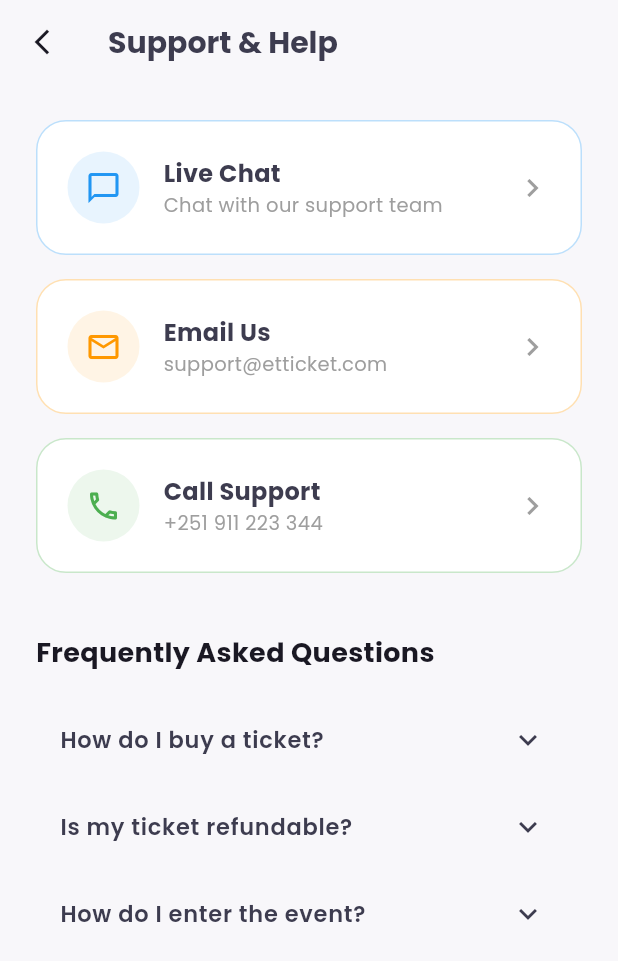
After one commit to DawitFikad/kora-app, a Flutter app: the SettingsScreen screen opened by its route, after a tap on "Help & Support", on a phone screen of 412 x 824 dp. The commit adds this screen. Shown: the top 961 px of the screen. Run offline on Flutter 3.47's test engine with Material 3 defaults, Android fonts, the phone set to English and light mode, and no system bars; our stand-ins replace cached_network_image, connectivity_plus, dio, easy_localization, flutter_riverpod, go_router and 6 more; accounts and stored records are empty; network calls fail; project files that could hold a hidden picture were left out.

Commit message:
Settings page is now a fully professional and functional part of the platform!

```diff
--- a/app/mobile/lib/features/settings/presentation/settings_screen.dart
+++ b/app/mobile/lib/features/settings/presentation/settings_screen.dart
@@ -9,6 +9,9 @@ import '../../../core/providers.dart';
 import '../../auth/services/auth_service.dart';
 import '../../profile/services/profile_service.dart';
 import '../../profile/presentation/edit_profile_screen.dart';
+import 'support_screen.dart';
+import 'legal_screen.dart';
+import 'about_screen.dart';
 
 class SettingsScreen extends ConsumerStatefulWidget {
   const SettingsScreen({super.key});
@@ -19,8 +22,6 @@ class SettingsScreen extends ConsumerStatefulWidget {
 
 class _SettingsScreenState extends ConsumerState<SettingsScreen> {
   String _appVersion = '';
-  bool _pushNotifications = true;
-  bool _emailNotifications = false;
 
   @override
   void initState() {
@@ -260,9 +261,9 @@ class _SettingsScreenState extends ConsumerState<SettingsScreen> {
             title: 'Push Notifications',
             subtitle: 'Get updates about your tickets',
             trailing: Switch(
-              value: _pushNotifications,
+              value: ref.watch(localStorageProvider).pushNotifications,
               activeColor: const Color(0xFF8B5CF6),
-              onChanged: (val) => setState(() => _pushNotifications = val),
+              onChanged: (val) => ref.read(localStorageProvider).setPushNotifications(val),
             ),
           ),
 
@@ -273,9 +274,9 @@ class _SettingsScreenState extends ConsumerState<SettingsScreen> {
             title: 'Email Notifications',
             subtitle: 'Receive event reminders via email',
             trailing: Switch(
-              value: _emailNotifications,
+              value: ref.watch(localStorageProvider).emailNotifications,
               activeColor: const Color(0xFF8B5CF6),
-              onChanged: (val) => setState(() => _emailNotifications = val),
+              onChanged: (val) => ref.read(localStorageProvider).setEmailNotifications(val),
             ),
           ),
 
@@ -287,28 +288,26 @@ class _SettingsScreenState extends ConsumerState<SettingsScreen> {
 
           _SettingsTile(
             icon: Icons.support_agent,
-            title: 'Contact Support',
+            title: 'Help & Support',
             subtitle: 'Get help with your account',
             trailing: Icon(Icons.chevron_right, color: Colors.grey),
-            onTap: () => _launchUrl('mailto:support@etticket.com'),
+            onTap: () => Navigator.push(
+              context,
+              MaterialPageRoute(builder: (context) => const SupportScreen()),
+            ),
           ),
 
           const SizedBox(height: 12),
 
           _SettingsTile(
             icon: Icons.description,
-            title: 'Terms of Service',
+            title: 'Terms & Privacy',
+            subtitle: 'Legals and policies',
             trailing: Icon(Icons.chevron_right, color: Colors.grey),
-            onTap: () => _launchUrl('https://etticket.com/terms'),
-          ),
-
-          const SizedBox(height: 12),
-
-          _SettingsTile(
-            icon: Icons.privacy_tip,
-            title: 'Privacy Policy',
-            trailing: Icon(Icons.chevron_right, color: Colors.grey),
-            onTap: () => _launchUrl('https://etticket.com/privacy'),
+            onTap: () => Navigator.push(
+              context,
+              MaterialPageRoute(builder: (context) => const LegalScreen()),
+            ),
           ),
 
           const SizedBox(height: 12),
@@ -317,27 +316,10 @@ class _SettingsScreenState extends ConsumerState<SettingsScreen> {
             icon: Icons.info_outline,
             title: 'About',
             trailing: Icon(Icons.chevron_right, color: Colors.grey),
-            onTap: () {
-              showAboutDialog(
-                context: context,
-                applicationName: 'EtTicket',
-                applicationVersion: _appVersion,
-                applicationIcon: Container(
-                  padding: const EdgeInsets.all(12),
-                  decoration: BoxDecoration(
-                    color: const Color(0xFF8B5CF6),
-                    borderRadius: BorderRadius.circular(12),
-                  ),
-                  child: Icon(Icons.confirmation_number, color: Colors.white, size: 32),
-                ),
-                children: [
-                  Text(
-                    'Your trusted platform for event ticketing in Ethiopia.',
-                    style: GoogleFonts.poppins(fontSize: 14),
-                  ),
-                ],
-              );
-            },
+            onTap: () => Navigator.push(
+              context,
+              MaterialPageRoute(builder: (context) => AboutScreen(appVersion: _appVersion)),
+            ),
           ),
 
           const SizedBox(height: 32),
--- /dev/null
+++ b/app/mobile/lib/features/settings/presentation/support_screen.dart
@@ -0,0 +1,166 @@
+import 'package:flutter/material.dart';
+import 'package:google_fonts/google_fonts.dart';
+import 'package:url_launcher/url_launcher.dart';
+
+class SupportScreen extends StatelessWidget {
+  const SupportScreen({super.key});
+
+  Future<void> _launchUrl(String url) async {
+    final uri = Uri.parse(url);
+    if (await canLaunchUrl(uri)) {
+      await launchUrl(uri, mode: LaunchMode.externalApplication);
+    }
+  }
+
+  @override
+  Widget build(BuildContext context) {
+    final isDark = Theme.of(context).brightness == Brightness.dark;
+    final textColor = isDark ? Colors.white : const Color(0xFF1A1823);
+    final cardColor = isDark ? const Color(0xFF1D192B) : Colors.white;
+
+    return Scaffold(
+      backgroundColor: isDark ? const Color(0xFF15131C) : const Color(0xFFF8F7FA),
+      appBar: AppBar(
+        title: Text('Support & Help', style: GoogleFonts.poppins(fontWeight: FontWeight.bold)),
+        backgroundColor: Colors.transparent,
+        elevation: 0,
+        leading: IconButton(
+          icon: Icon(Icons.arrow_back_ios_new, color: textColor, size: 20),
+          onPressed: () => Navigator.pop(context),
+        ),
+      ),
+      body: ListView(
+        padding: const EdgeInsets.all(24),
+        children: [
+          _buildSupportCard(
+            context,
+            icon: Icons.chat_bubble_outline,
+            title: 'Live Chat',
+            subtitle: 'Chat with our support team',
+            color: Colors.blue,
+            onTap: () {
+               ScaffoldMessenger.of(context).showSnackBar(
+                 const SnackBar(content: Text("Live chat is currently unavailable. Please email us.")),
+               );
+            },
+          ),
+          const SizedBox(height: 16),
+          _buildSupportCard(
+            context,
+            icon: Icons.email_outlined,
+            title: 'Email Us',
+            subtitle: 'support@etticket.com',
+            color: Colors.orange,
+            onTap: () => _launchUrl('mailto:support@etticket.com'),
+          ),
+          const SizedBox(height: 16),
+          _buildSupportCard(
+            context,
+            icon: Icons.phone_outlined,
+            title: 'Call Support',
+            subtitle: '+251 911 223 344',
+            color: Colors.green,
+            onTap: () => _launchUrl('tel:+251911223344'),
+          ),
+          const SizedBox(height: 40),
+          Text(
+            'Frequently Asked Questions',
+            style: GoogleFonts.poppins(
+              fontSize: 18,
+              fontWeight: FontWeight.bold,
+              color: textColor,
+            ),
+          ),
+          const SizedBox(height: 16),
+          _buildFaqItem(
+            'How do I buy a ticket?',
+            'Find your event on the home screen, select your ticket type, and complete the payment using Telebirr or other methods.',
+          ),
+          _buildFaqItem(
+            'Is my ticket refundable?',
+            'Refund policies vary by event. You can check the specific refund policy on the event details page.',
+          ),
+          _buildFaqItem(
+            'How do I enter the event?',
+            'Show the QR code from "My Tickets" section at the event entrance for scanning.',
+          ),
+        ],
+      ),
+    );
+  }
+
+  Widget _buildSupportCard(BuildContext context, {
+    required IconData icon,
+    required String title,
+    required String subtitle,
+    required Color color,
+    required VoidCallback onTap,
+  }) {
+    final isDark = Theme.of(context).brightness == Brightness.dark;
+    return InkWell(
+      onTap: onTap,
+      borderRadius: BorderRadius.circular(20),
+      child: Container(
+        padding: const EdgeInsets.all(20),
+        decoration: BoxDecoration(
+          color: isDark ? const Color(0xFF1D192B) : Colors.white,
+          borderRadius: BorderRadius.circular(20),
+          border: Border.all(color: color.withOpacity(0.3)),
+        ),
+        child: Row(
+          children: [
+            Container(
+              padding: const EdgeInsets.all(12),
+              decoration: BoxDecoration(
+                color: color.withOpacity(0.1),
+                shape: BoxShape.circle,
+              ),
+              child: Icon(icon, color: color),
+            ),
+            const SizedBox(width: 16),
+            Expanded(
+              child: Column(
+                crossAxisAlignment: CrossAxisAlignment.start,
+                children: [
+                  Text(
+                    title,
+                    style: GoogleFonts.poppins(
+                      fontWeight: FontWeight.bold,
+                      fontSize: 16,
+                    ),
+                  ),
+                  Text(
+                    subtitle,
+                    style: GoogleFonts.poppins(
+                      color: Colors.grey,
+                      fontSize: 13,
+                    ),
+                  ),
+                ],
+              ),
+            ),
+            Icon(Icons.chevron_right, color: Colors.grey),
+          ],
+        ),
+      ),
+    );
+  }
+
+  Widget _buildFaqItem(String question, String answer) {
+    return ExpansionTile(
+      title: Text(
+        question,
+        style: GoogleFonts.poppins(fontSize: 15, fontWeight: FontWeight.w600),
+      ),
+      children: [
+        Padding(
+          padding: const EdgeInsets.fromLTRB(16, 0, 16, 16),
+          child: Text(
+            answer,
+            style: GoogleFonts.poppins(fontSize: 13, color: Colors.grey, height: 1.5),
+          ),
+        ),
+      ],
+    );
+  }
+}
```
Also changed, not shown: app/mobile/lib/core/storage/local_storage.dart (+14 -0 lines), app/mobile/lib/features/settings/presentation/about_screen.dart (added, +224 -0 lines), app/mobile/lib/features/settings/presentation/legal_screen.dart (added, +143 -0 lines).
